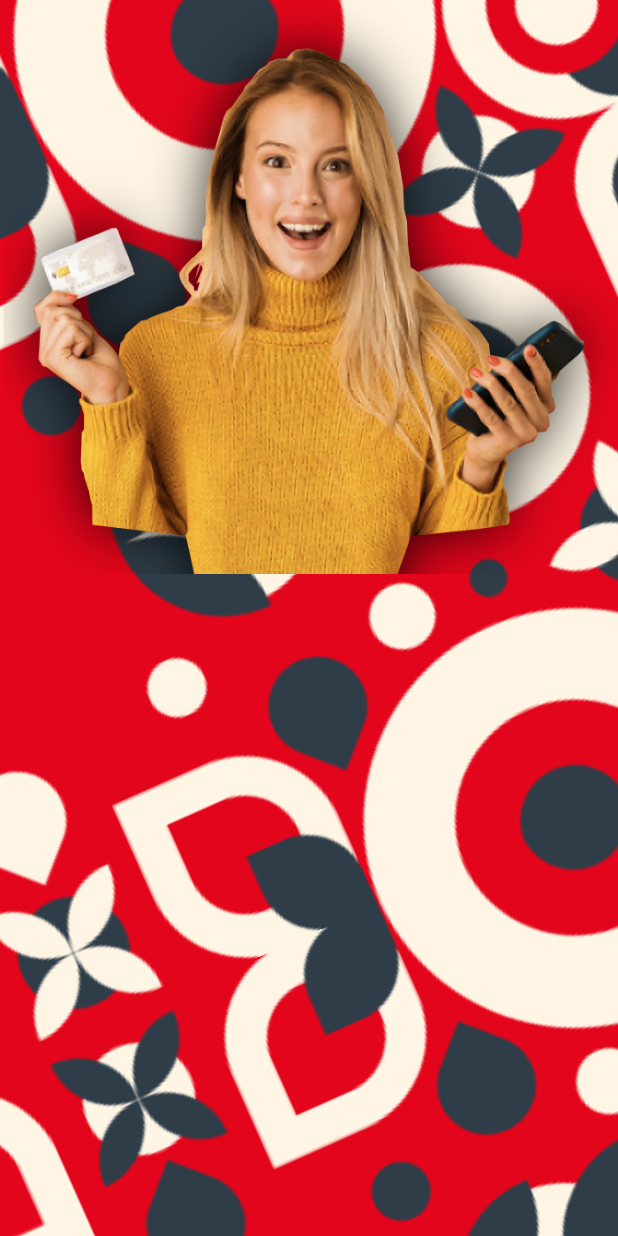
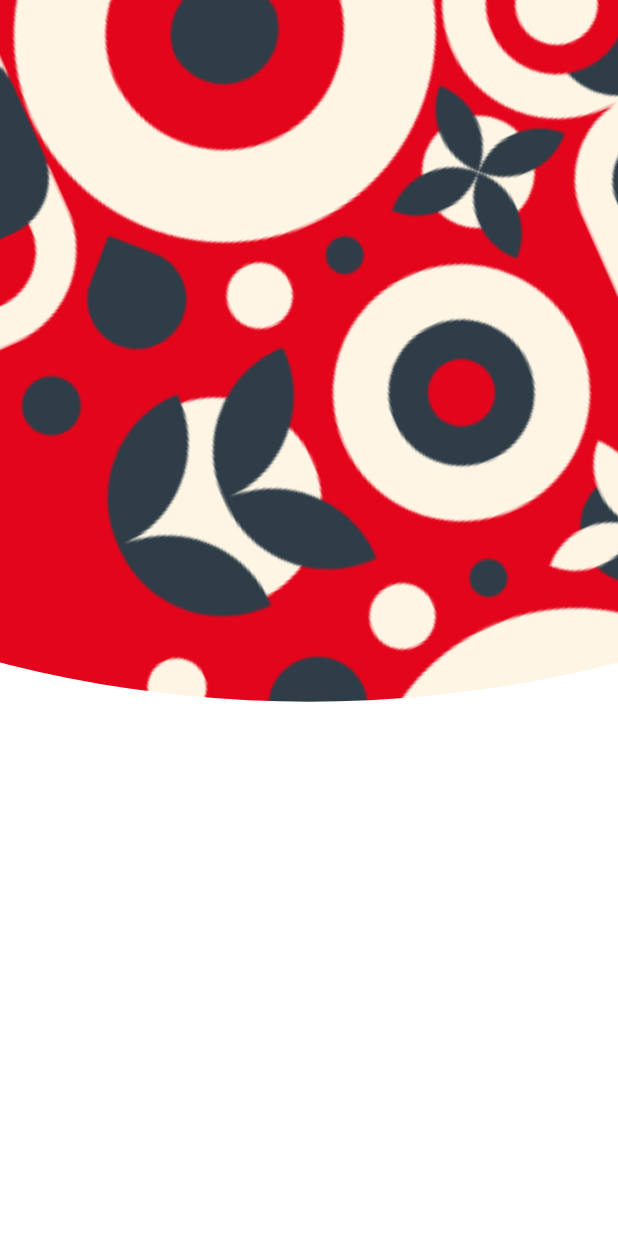
Before and after one commit to JKPK/weekly_flutter_challenge_7_bank_app_redesign, a Flutter app: the screen it shows after launch, after a tap on "JK", on a phone screen of 412 x 824 dp. Run offline on Flutter 3.47's test engine with Material 2 defaults, Android fonts, the phone set to English and light mode, and no system bars.

Commit message:
Added transition from splash to first page.

```diff
--- a/lib/pages/main_page.dart
+++ b/lib/pages/main_page.dart
@@ -1,38 +1,68 @@
+import 'dart:math' as math;
 import 'package:flutter/material.dart';
 
 import '../widgets/background.dart';
 
-class MainPage extends StatelessWidget {
+class MainPage extends StatefulWidget {
+  @override
+  _MainPageState createState() => _MainPageState();
+}
+
+class _MainPageState extends State<MainPage> {
+  double splashAnimation = 0;
+
+  void updateSplashAnimation(double animationValue) {
+    setState(() {
+      splashAnimation = animationValue;
+    });
+  }
+
   @override
   Widget build(BuildContext context) {
     return Stack(
       children: <Widget>[
-        Background(),
+        Background(updateSplashAnimation),
         Positioned(
           top: 0,
           left: 0,
+          child: AnimatedOpacity(
+            opacity: splashAnimation < 1 ? 0 : 1,
+            duration: Duration(milliseconds: 1000),
             child: Container(
+              padding: EdgeInsets.symmetric(
+                horizontal: MediaQuery.of(context).size.width * .05,
+              ),
               alignment: Alignment.topCenter,
               child: Image(
-              width: MediaQuery.of(context).size.width,
+                width: MediaQuery.of(context).size.width * .9,
                 image: AssetImage('assets/images/girl_shadow.png'),
+              ),
             ),
           ),
         ),
         Positioned(
           top: 0,
           left: 0,
+          child: AnimatedOpacity(
+            opacity: splashAnimation < 1 ? 0 : 1,
+            duration: Duration(milliseconds: 1000),
             child: Container(
+              padding: EdgeInsets.symmetric(
+                horizontal: MediaQuery.of(context).size.width * .05,
+              ),
               alignment: Alignment.topCenter,
               child: Image(
-              width: MediaQuery.of(context).size.width,
+                width: MediaQuery.of(context).size.width * .9,
                 image: AssetImage('assets/images/girl.png'),
+              ),
             ),
           ),
         ),
         Positioned(
           child: ClipPath(
-            clipper: CircleCutClipper(),
+            clipper: CircleCutClipper(MediaQuery.of(context).size.height *
+                    1.05 -
+                MediaQuery.of(context).size.height * .657 * splashAnimation),
             child: Container(
               color: Colors.white,
             ),
@@ -44,11 +74,29 @@ class MainPage extends StatelessWidget {
 }
 
 class CircleCutClipper extends CustomClipper<Path> {
+  double fromTop;
+  CircleCutClipper(this.fromTop);
+
   @override
   Path getClip(Size size) {
-    return Path();
+    var path = Path();
+    path.addArc(
+      Rect.fromLTWH(
+        -size.width * 1.5,
+        -size.width * 3.2 - 330 + fromTop,
+        size.width * 4,
+        size.width * 4,
+      ),
+      0,
+      180 * (math.pi / 180.0),
+    );
+    path.lineTo(0, size.height);
+    path.lineTo(size.width, size.height);
+    return path;
   }
 
   @override
-  bool shouldReclip(CustomClipper<Path> oldClipper) => false;
+  bool shouldReclip(CircleCutClipper oldClipper) {
+    return oldClipper.fromTop != fromTop;
   }
+}
--- a/lib/widgets/background.dart
+++ b/lib/widgets/background.dart
@@ -6,6 +6,10 @@ import 'package:flutter/material.dart';
 import '../styleguide.dart';
 
 class Background extends StatefulWidget {
+  final Function callbackFunction;
+
+  Background(this.callbackFunction);
+
   @override
   _BackgroundState createState() => _BackgroundState();
 }
@@ -28,7 +32,9 @@ class _BackgroundState extends State<Background>
       parent: _animationController,
       curve: Curves.easeIn,
     )..addListener(() {
-        setState(() {});
+        setState(() {
+          widget.callbackFunction(_animationController.value);
+        });
       });
     super.initState();
   }
```
Lines whose indentation alone changed are shown as unchanged.
